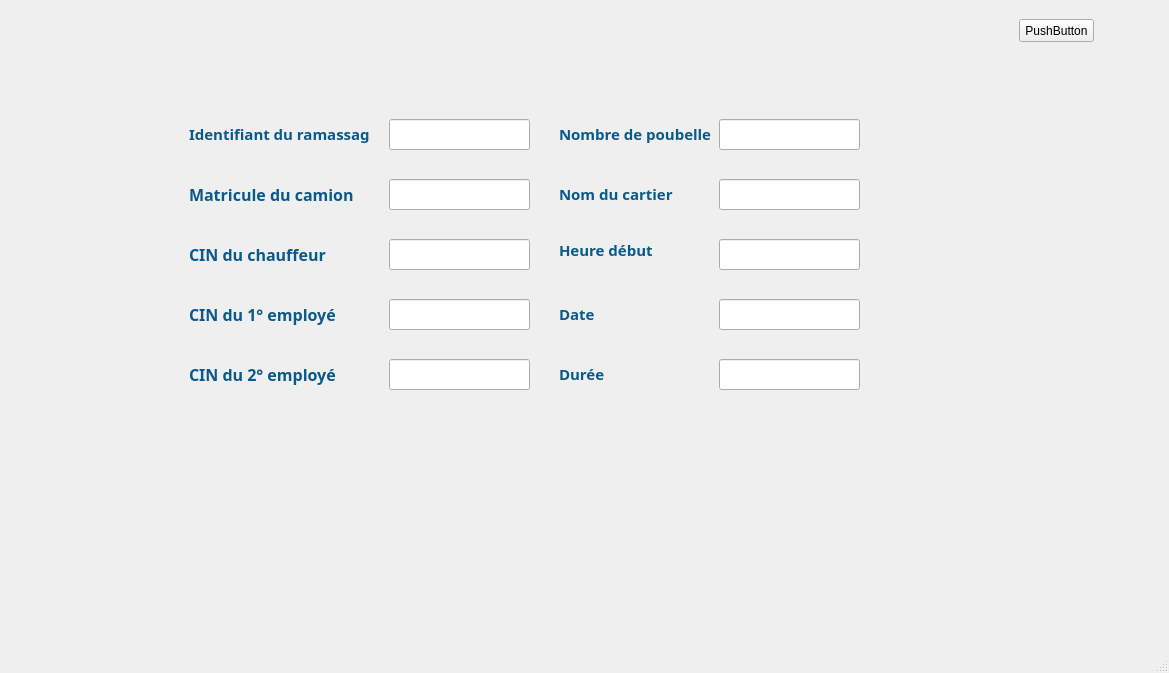
Qt form mainwindow.ui (IbriRima/Smart_Municipality_2A3) before a commit.
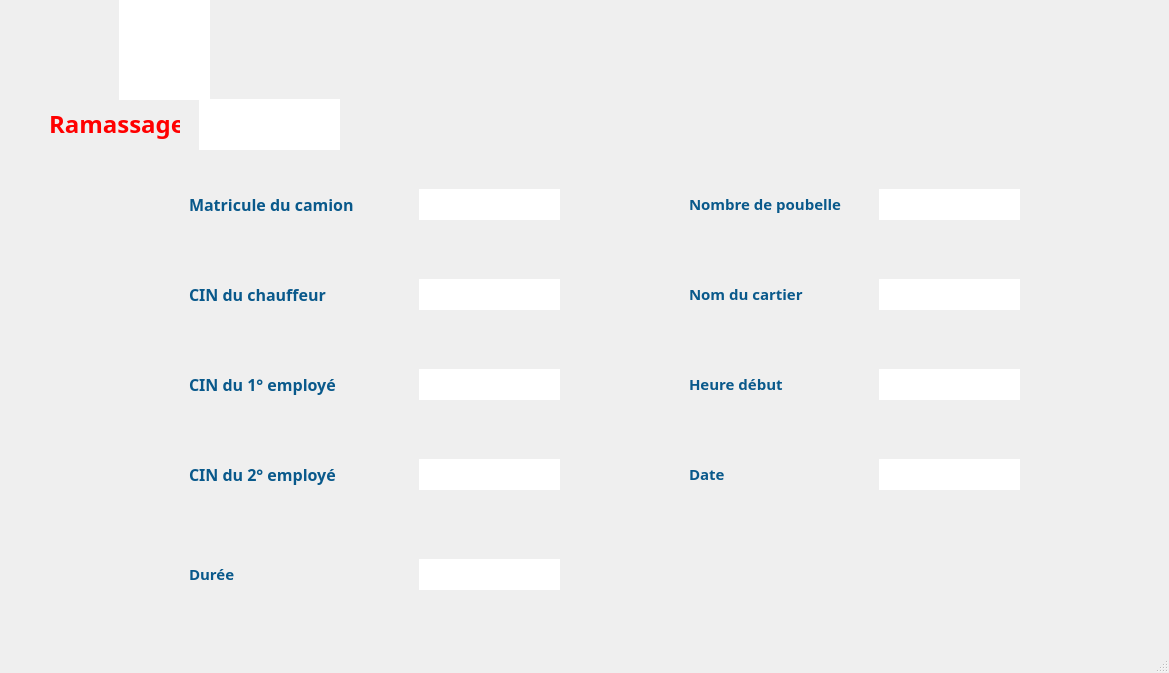
The same form after that commit. The open tabs and pages were chosen to show the change. Icons and pictures are not drawn. Custom widgets are drawn as their Qt base class.

Diff of the .ui file:
```diff
--- a/mainwindow.ui
+++ b/mainwindow.ui
@@ -41,7 +41,7 @@
       <x>-1</x>
       <y>-1</y>
       <width>1171</width>
-      <height>621</height>
+      <height>641</height>
      </rect>
     </property>
     <property name="font">
@@ -3760,8 +3760,8 @@
      <widget class="QLabel" name="label_56">
       <property name="geometry">
        <rect>
-        <x>560</x>
-        <y>300</y>
+        <x>690</x>
+        <y>460</y>
         <width>151</width>
         <height>31</height>
        </rect>
@@ -3769,7 +3769,10 @@
       <property name="font">
        <font>
         <family>Corbel</family>
-        <pointsize>12</pointsize>
+        <pointsize>16</pointsize>
+        <underline>false</underline>
+        <strikeout>false</strikeout>
+        <kerning>true</kerning>
        </font>
       </property>
       <property name="text">
@@ -3780,7 +3783,7 @@
       <property name="geometry">
        <rect>
         <x>190</x>
-        <y>360</y>
+        <y>460</y>
         <width>181</width>
         <height>31</height>
        </rect>
@@ -3788,7 +3791,10 @@
       <property name="font">
        <font>
         <family>Corbel</family>
-        <pointsize>8</pointsize>
+        <pointsize>16</pointsize>
+        <underline>false</underline>
+        <strikeout>false</strikeout>
+        <kerning>true</kerning>
        </font>
       </property>
       <property name="text">
@@ -3799,7 +3805,7 @@
       <property name="geometry">
        <rect>
         <x>190</x>
-        <y>300</y>
+        <y>370</y>
         <width>211</width>
         <height>31</height>
        </rect>
@@ -3807,7 +3813,10 @@
       <property name="font">
        <font>
         <family>Corbel</family>
-        <pointsize>8</pointsize>
+        <pointsize>16</pointsize>
+        <underline>false</underline>
+        <strikeout>false</strikeout>
+        <kerning>true</kerning>
        </font>
       </property>
       <property name="text">
@@ -3817,20 +3826,20 @@
      <widget class="QLineEdit" name="lineEdit_ID_Ramas_Imp">
       <property name="geometry">
        <rect>
-        <x>390</x>
-        <y>120</y>
+        <x>200</x>
+        <y>100</y>
         <width>141</width>
-        <height>31</height>
+        <height>51</height>
        </rect>
       </property>
       <property name="font">
        <font>
         <family>Javanese Text</family>
-        <pointsize>12</pointsize>
+        <pointsize>18</pointsize>
        </font>
       </property>
       <property name="styleSheet">
-       <string notr="true">#lineEdit_ID_Ramas_Aff{
+       <string notr="true">#lineEdit_ID_Ramas_Imp{
 background-color: transparent;
 border-image: url(:champs.png);
 background: none;
@@ -3840,7 +3849,7 @@
 </string>
       </property>
       <property name="alignment">
-       <set>Qt::AlignCenter</set>
+       <set>Qt::AlignLeading|Qt::AlignLeft|Qt::AlignVCenter</set>
       </property>
       <property name="readOnly">
        <bool>true</bool>
@@ -3852,8 +3861,8 @@
      <widget class="QLineEdit" name="lineEdit_IDChauffeur_Imp">
       <property name="geometry">
        <rect>
-        <x>390</x>
-        <y>240</y>
+        <x>420</x>
+        <y>280</y>
         <width>141</width>
         <height>31</height>
        </rect>
@@ -3865,7 +3874,7 @@
        </font>
       </property>
       <property name="styleSheet">
-       <string notr="true">#lineEdit_IDChauffeur_Aff{
+       <string notr="true">#lineEdit_IDChauffeur_Imp{
 background-color: transparent;
 border-image: url(:champs.png);
 background: none;
@@ -3888,7 +3897,7 @@
       <property name="geometry">
        <rect>
         <x>190</x>
-        <y>180</y>
+        <y>190</y>
         <width>181</width>
         <height>31</height>
        </rect>
@@ -3933,7 +3942,10 @@
       <property name="font">
        <font>
         <family>Corbel</family>
-        <pointsize>8</pointsize>
+        <pointsize>16</pointsize>
+        <underline>false</underline>
+        <strikeout>false</strikeout>
+        <kerning>true</kerning>
        </font>
       </property>
       <property name="text">
@@ -3943,8 +3955,8 @@
      <widget class="QLabel" name="label_60">
       <property name="geometry">
        <rect>
-        <x>560</x>
-        <y>360</y>
+        <x>190</x>
+        <y>560</y>
         <width>119</width>
         <height>31</height>
        </rect>
@@ -3952,7 +3964,10 @@
       <property name="font">
        <font>
         <family>Corbel</family>
-        <pointsize>12</pointsize>
+        <pointsize>16</pointsize>
+        <underline>false</underline>
+        <strikeout>false</strikeout>
+        <kerning>true</kerning>
        </font>
       </property>
       <property name="text">
@@ -3962,8 +3977,8 @@
      <widget class="QLabel" name="label_57">
       <property name="geometry">
        <rect>
-        <x>560</x>
-        <y>120</y>
+        <x>690</x>
+        <y>190</y>
         <width>171</width>
         <height>31</height>
        </rect>
@@ -3971,7 +3986,10 @@
       <property name="font">
        <font>
         <family>Corbel</family>
-        <pointsize>12</pointsize>
+        <pointsize>16</pointsize>
+        <underline>false</underline>
+        <strikeout>false</strikeout>
+        <kerning>true</kerning>
        </font>
       </property>
       <property name="text">
@@ -3981,8 +3999,8 @@
      <widget class="QLineEdit" name="lineEdit_NbPoubelle_Imp">
       <property name="geometry">
        <rect>
-        <x>720</x>
-        <y>120</y>
+        <x>880</x>
+        <y>190</y>
         <width>141</width>
         <height>31</height>
        </rect>
@@ -3994,7 +4012,7 @@
        </font>
       </property>
       <property name="styleSheet">
-       <string notr="true">#lineEdit_NbPoubelle_Aff{
+       <string notr="true">#lineEdit_NbPoubelle_Imp{
 background-color: transparent;
 border-image: url(:champs.png);
 background: none;
@@ -4016,8 +4034,8 @@
      <widget class="QLineEdit" name="lineEdit_Date_Imp">
       <property name="geometry">
        <rect>
-        <x>720</x>
-        <y>300</y>
+        <x>880</x>
+        <y>460</y>
         <width>141</width>
         <height>31</height>
        </rect>
@@ -4032,7 +4050,7 @@
        <enum>Qt::NoContextMenu</enum>
       </property>
       <property name="styleSheet">
-       <string notr="true">#lineEdit_Date_Aff{
+       <string notr="true">#lineEdit_Date_Imp{
 background-color: transparent;
 border-image: url(:champs.png);
 background: none;
@@ -4054,16 +4072,19 @@
      <widget class="QLabel" name="label_59">
       <property name="geometry">
        <rect>
-        <x>560</x>
-        <y>240</y>
+        <x>690</x>
+        <y>370</y>
         <width>151</width>
-        <height>21</height>
+        <height>31</height>
        </rect>
       </property>
       <property name="font">
        <font>
         <family>Corbel</family>
-        <pointsize>12</pointsize>
+        <pointsize>16</pointsize>
+        <underline>false</underline>
+        <strikeout>false</strikeout>
+        <kerning>true</kerning>
        </font>
       </property>
       <property name="text">
@@ -4073,8 +4094,8 @@
      <widget class="QLineEdit" name="lineEdit_NomCartier_Imp">
       <property name="geometry">
        <rect>
-        <x>720</x>
-        <y>180</y>
+        <x>880</x>
+        <y>280</y>
         <width>141</width>
         <height>31</height>
        </rect>
@@ -4089,7 +4110,7 @@
        <cursorShape>IBeamCursor</cursorShape>
       </property>
       <property name="styleSheet">
-       <string notr="true">#lineEdit_NomCartier_Aff{
+       <string notr="true">#lineEdit_NomCartier_Imp{
 background-color: transparent;
 border-image: url(:champs.png);
 background: none;
@@ -4111,10 +4132,10 @@
      <widget class="QLabel" name="label_55">
       <property name="geometry">
        <rect>
-        <x>190</x>
-        <y>120</y>
-        <width>181</width>
-        <height>31</height>
+        <x>50</x>
+        <y>100</y>
+        <width>131</width>
+        <height>51</height>
        </rect>
       </property>
       <property name="palette">
@@ -4156,19 +4177,19 @@
       </property>
       <property name="font">
        <font>
-        <family>Corbel</family>
-        <pointsize>12</pointsize>
+        <family>Javanese Text</family>
+        <pointsize>19</pointsize>
        </font>
       </property>
       <property name="text">
-       <string>&lt;html&gt;&lt;head/&gt;&lt;body&gt;&lt;p&gt;&lt;span style=&quot; font-size:11pt; font-weight:600; color:#09598b;&quot;&gt;Identifiant du ramassage&lt;/span&gt;&lt;/p&gt;&lt;/body&gt;&lt;/html&gt;</string>
+       <string>&lt;html&gt;&lt;head/&gt;&lt;body&gt;&lt;p&gt;&lt;span style=&quot; font-size:18pt; font-weight:600; color:#ff0000;&quot;&gt;Ramassage&lt;/span&gt;&lt;/p&gt;&lt;/body&gt;&lt;/html&gt;</string>
       </property>
      </widget>
      <widget class="QLineEdit" name="lineEdit_HeureDebut_Imp">
       <property name="geometry">
        <rect>
-        <x>720</x>
-        <y>240</y>
+        <x>880</x>
+        <y>370</y>
         <width>141</width>
         <height>31</height>
        </rect>
@@ -4180,7 +4201,7 @@
        </font>
       </property>
       <property name="styleSheet">
-       <string notr="true">#lineEdit_HeureDebut_Aff{
+       <string notr="true">#lineEdit_HeureDebut_Imp{
 background-color: transparent;
 border-image: url(:champs.png);
 background: none;
@@ -4202,8 +4223,8 @@
      <widget class="QLabel" name="label_58">
       <property name="geometry">
        <rect>
-        <x>560</x>
-        <y>180</y>
+        <x>690</x>
+        <y>280</y>
         <width>221</width>
         <height>31</height>
        </rect>
@@ -4211,7 +4232,10 @@
       <property name="font">
        <font>
         <family>Corbel</family>
-        <pointsize>12</pointsize>
+        <pointsize>16</pointsize>
+        <underline>false</underline>
+        <strikeout>false</strikeout>
+        <kerning>true</kerning>
        </font>
       </property>
       <property name="text">
@@ -4221,8 +4245,8 @@
      <widget class="QLineEdit" name="lineEdit_Matricule_Imp">
       <property name="geometry">
        <rect>
-        <x>390</x>
-        <y>180</y>
+        <x>420</x>
+        <y>190</y>
         <width>141</width>
         <height>31</height>
        </rect>
@@ -4234,7 +4258,7 @@
        </font>
       </property>
       <property name="styleSheet">
-       <string notr="true">#lineEdit_Matricule_Aff{
+       <string notr="true">#lineEdit_Matricule_Imp{
 background-color: transparent;
 border-image: url(:champs.png);
 background: none;
@@ -4256,8 +4280,8 @@
      <widget class="QLineEdit" name="lineEdit_IDEmploye1_Imp">
       <property name="geometry">
        <rect>
-        <x>390</x>
-        <y>300</y>
+        <x>420</x>
+        <y>370</y>
         <width>141</width>
         <height>31</height>
        </rect>
@@ -4269,7 +4293,7 @@
        </font>
       </property>
       <property name="styleSheet">
-       <string notr="true">#lineEdit_IDEmploye1_Aff{
+       <string notr="true">#lineEdit_IDEmploye1_Imp{
 background-color: transparent;
 border-image: url(:champs.png);
 background: none;
@@ -4291,8 +4315,8 @@
      <widget class="QLineEdit" name="lineEdit_Duree_Imp">
       <property name="geometry">
        <rect>
-        <x>720</x>
-        <y>360</y>
+        <x>420</x>
+        <y>560</y>
         <width>141</width>
         <height>31</height>
        </rect>
@@ -4304,7 +4328,7 @@
        </font>
       </property>
       <property name="styleSheet">
-       <string notr="true">#lineEdit_Duree_Aff{
+       <string notr="true">#lineEdit_Duree_Imp{
 background-color: transparent;
 border-image: url(:champs.png);
 background: none;
@@ -4327,7 +4351,7 @@
       <property name="geometry">
        <rect>
         <x>190</x>
-        <y>240</y>
+        <y>280</y>
         <width>171</width>
         <height>31</height>
        </rect>
@@ -4372,7 +4396,10 @@
       <property name="font">
        <font>
         <family>Corbel</family>
-        <pointsize>8</pointsize>
+        <pointsize>16</pointsize>
+        <underline>false</underline>
+        <strikeout>false</strikeout>
+        <kerning>true</kerning>
        </font>
       </property>
       <property name="text">
@@ -4382,8 +4409,8 @@
      <widget class="QLineEdit" name="lineEdit_IDEmploye2_Imp">
       <property name="geometry">
        <rect>
-        <x>390</x>
-        <y>360</y>
+        <x>420</x>
+        <y>460</y>
         <width>141</width>
         <height>31</height>
        </rect>
@@ -4395,7 +4422,7 @@
        </font>
       </property>
       <property name="styleSheet">
-       <string notr="true">#lineEdit_IDEmploye2_Aff{
+       <string notr="true">#lineEdit_IDEmploye2_Imp{
 background-color: transparent;
 border-image: url(:champs.png);
 background: none;
@@ -4417,14 +4444,66 @@
      <widget class="QPushButton" name="pushButton_Imprimer">
       <property name="geometry">
        <rect>
-        <x>1020</x>
+        <x>994</x>
         <y>20</y>
-        <width>75</width>
-        <height>23</height>
+        <width>101</width>
+        <height>81</height>
        </rect>
       </property>
+      <property name="styleSheet">
+       <string notr="true">#pushButton_Imprimer{
+background-color: transparent;
+border-image:none; 
+background: none;
+border: none;
+background-repeat: none;
+}</string>
+      </property>
       <property name="text">
-       <string>PushButton</string>
+       <string/>
+      </property>
+     </widget>
+     <widget class="QGraphicsView" name="graphicsView_2">
+      <property name="geometry">
+       <rect>
+        <x>120</x>
+        <y>0</y>
+        <width>91</width>
+        <height>101</height>
+       </rect>
+      </property>
+      <property name="styleSheet">
+       <string notr="true">#graphicsView_2{
+background-color: transparent;
+border-image: url(:municipal.png);
+background: none;
+border: none;
+background-repeat: none;
+}
+</string>
+      </property>
+     </widget>
+     <widget class="QPushButton" name="pushButton_Menu_Environ_Aff_3">
+      <property name="geometry">
+       <rect>
+        <x>10</x>
+        <y>0</y>
+        <width>41</width>
+        <height>41</height>
+       </rect>
+      </property>
+      <property name="styleSheet">
+       <string notr="true">#pushButton_Menu_Environ_Aff_3{
+background-color: transparent;
+border-image: url(:Menu.png);
+background: none;
+border: none;
+background-repeat: none;
+}
+</string>
+      </property>
+      <property name="text">
+       <string/>
       </property>
      </widget>
     </widget>
```
Left out of the diff: 146 changed lines with no effect on the pictures.
